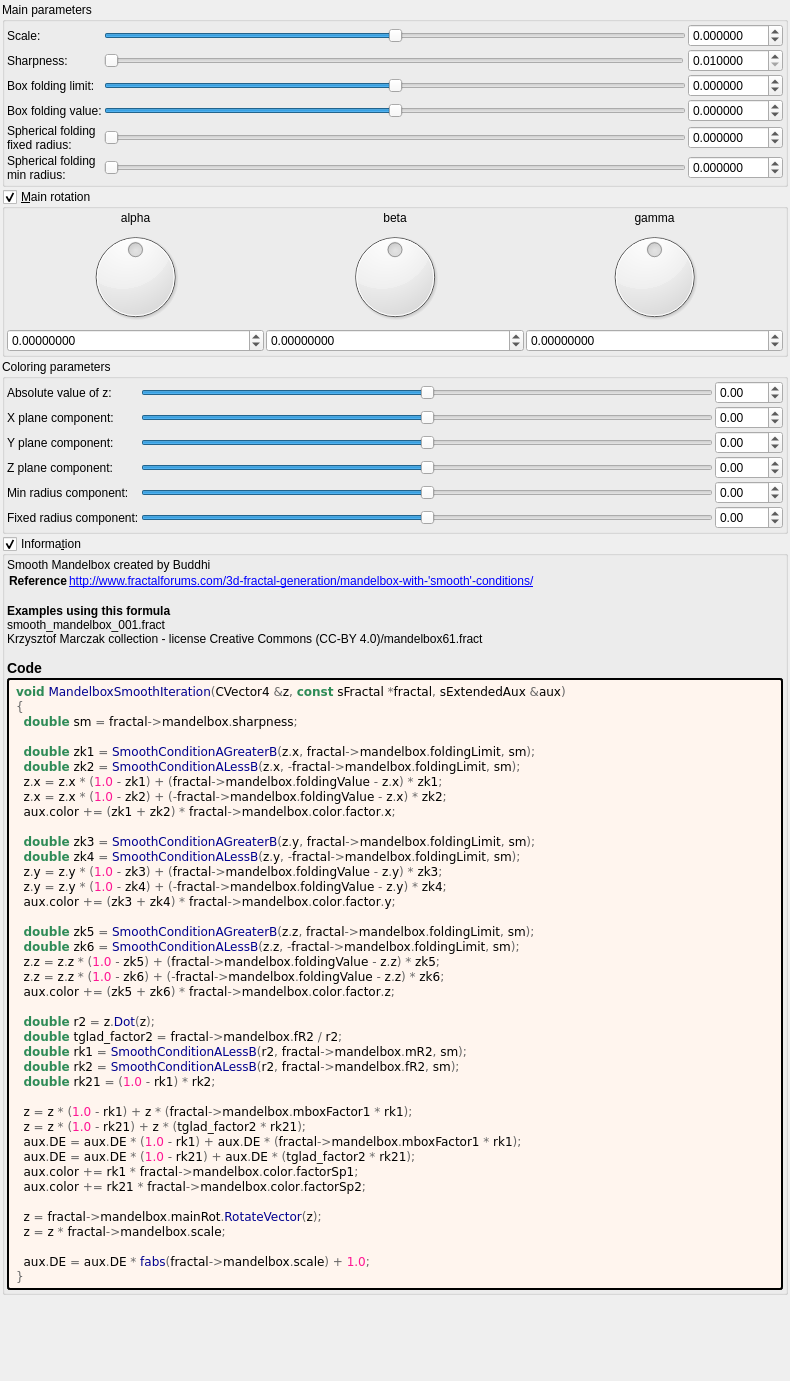
The window that mandelbulber2/formula/ui/fractal_mandelbox_smooth.ui (buddhi1980/mandelbulber2) describes before a commit, drawn with Qt 5.
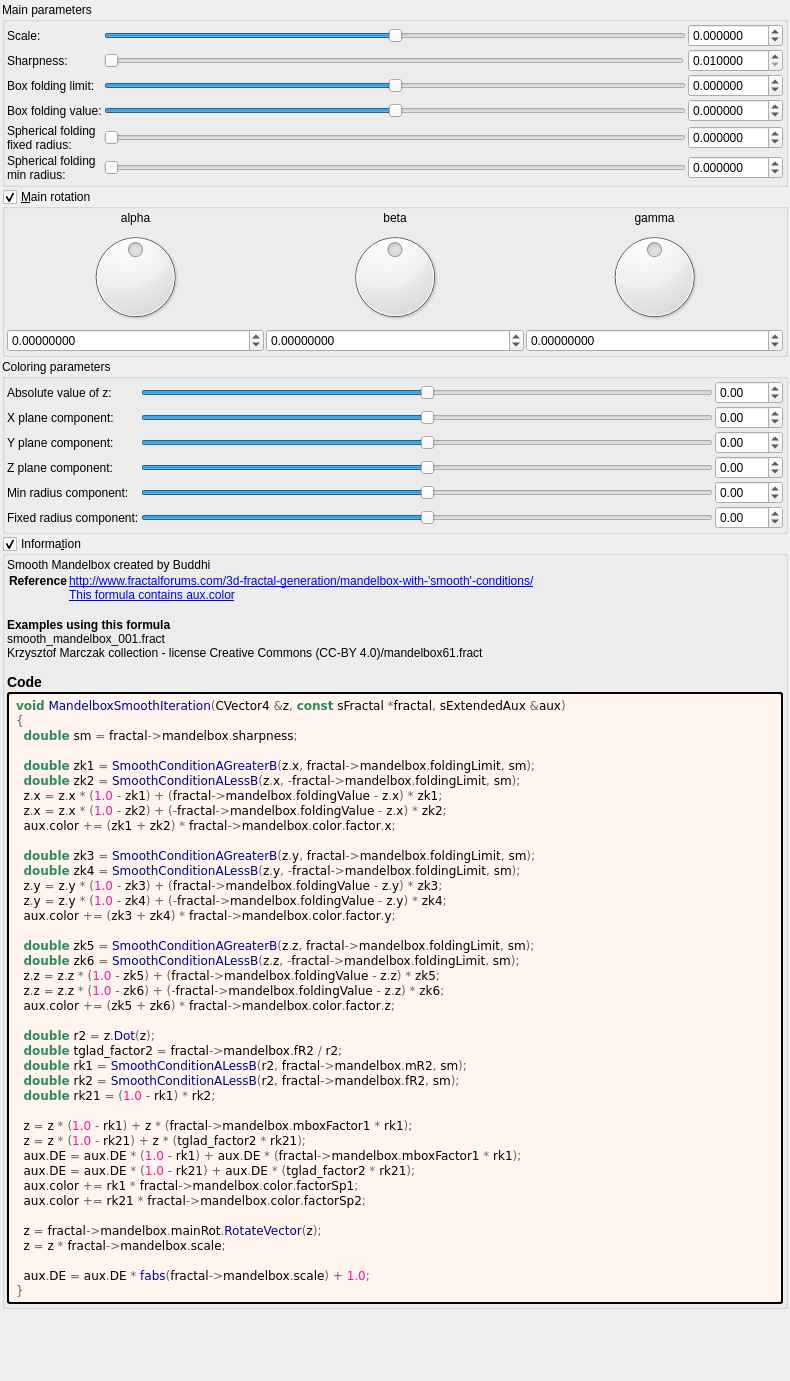
The same window after the commit. Custom widgets are drawn as their Qt base class.

```diff
--- a/mandelbulber2/formula/ui/fractal_mandelbox_smooth.ui
+++ b/mandelbulber2/formula/ui/fractal_mandelbox_smooth.ui
@@ -996,6 +996,7 @@
 	    <property name="text">
 		 <string notr="true">&lt;p&gt;Smooth Mandelbox created by Buddhi&lt;/p&gt;&lt;table&gt;
 &lt;tr&gt;&lt;th&gt;Reference&lt;/th&gt;&lt;td&gt;&lt;a href=&quot;http://www.fractalforums.com/3d-fractal-generation/mandelbox-with-'smooth'-conditions/&quot;&gt;http://www.fractalforums.com/3d-fractal-generation/mandelbox-with-'smooth'-conditions/&lt;br&gt;
+&lt;a href=&quot;This formula contains aux.color&quot;&gt;This formula contains aux.color&lt;br&gt;
 &lt;/td&gt;&lt;/tr&gt;
 &lt;/table&gt;
 &lt;br&gt;&lt;b&gt;Examples using this formula&lt;/b&gt;&lt;br&gt;smooth_mandelbox_001.fract&lt;br&gt;Krzysztof Marczak collection - license Creative Commons (CC-BY 4.0)/mandelbox61.fract&lt;h3&gt;Code&lt;/h3&gt;</string>
```
